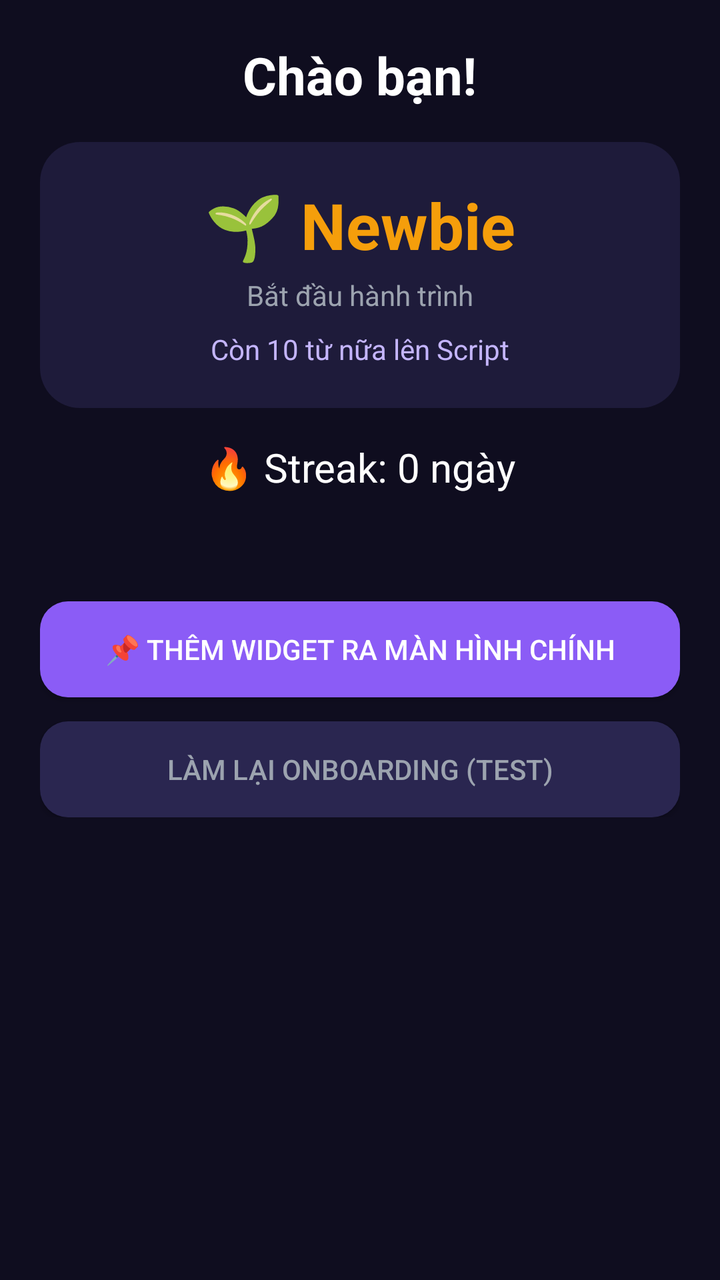
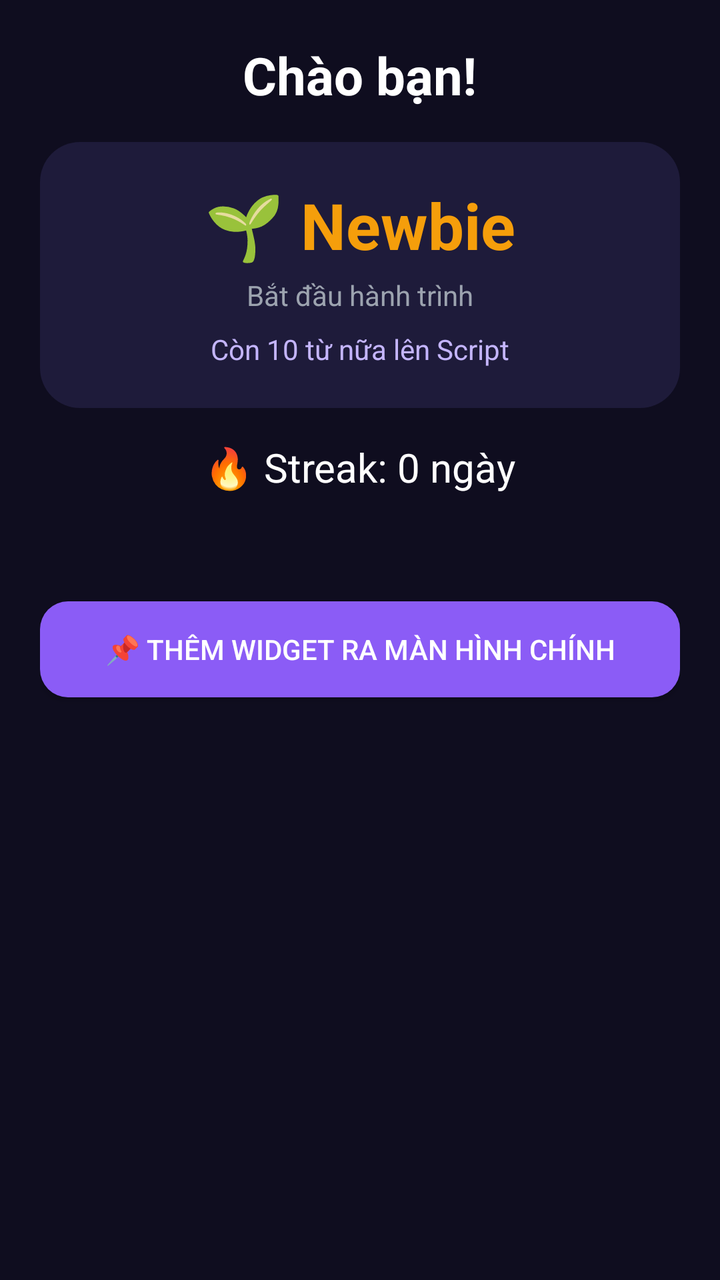

An Android layout rendered at two revisions. The XML below is the earlier revision; the diff shows what the commit changed to produce the second picture.
<!-- AndroidManifest.xml: application theme AppTheme -->
<!-- res/layout/fragment_profile.xml -->
<?xml version="1.0" encoding="utf-8"?>
<ScrollView xmlns:android="http://schemas.android.com/apk/res/android"
    android:layout_width="match_parent"
    android:layout_height="match_parent"
    android:background="@color/bg"
    android:padding="20dp">

    <LinearLayout
        android:layout_width="match_parent"
        android:layout_height="wrap_content"
        android:orientation="vertical"
        android:gravity="center_horizontal">

        <TextView
            android:id="@+id/tv_hello"
            android:layout_width="wrap_content" android:layout_height="wrap_content"
            android:text="Chào bạn!"
            android:textSize="26sp" android:textStyle="bold"
            android:textColor="@color/text" />

        <LinearLayout
            android:layout_width="match_parent"
            android:layout_height="wrap_content"
            android:orientation="vertical"
            android:background="@drawable/card_bg"
            android:padding="20dp"
            android:gravity="center"
            android:layout_marginTop="16dp">

            <TextView
                android:id="@+id/tv_badge"
                android:layout_width="wrap_content" android:layout_height="wrap_content"
                android:text="🌱 Newbie"
                android:textSize="32sp" android:textStyle="bold"
                android:textColor="@color/gold" />

            <TextView
                android:id="@+id/tv_badge_desc"
                android:layout_width="wrap_content" android:layout_height="wrap_content"
                android:text="Bắt đầu hành trình"
                android:textSize="14sp"
                android:textColor="@color/text_dim"
                android:layout_marginTop="4dp" />

            <TextView
                android:id="@+id/tv_next_goal"
                android:layout_width="wrap_content" android:layout_height="wrap_content"
                android:text="Còn 10 từ nữa lên Script"
                android:textSize="14sp"
                android:textColor="@color/accent_light"
                android:layout_marginTop="8dp" />
        </LinearLayout>

        <TextView
            android:id="@+id/tv_streak"
            android:layout_width="wrap_content" android:layout_height="wrap_content"
            android:text="🔥 Streak: 0 ngày"
            android:textSize="20sp"
            android:textColor="@color/text"
            android:layout_marginTop="16dp" />

        <TextView
            android:id="@+id/tv_stats"
            android:layout_width="wrap_content" android:layout_height="wrap_content"
            android:textSize="16sp"
            android:textColor="@color/text_dim"
            android:gravity="center"
            android:layout_marginTop="8dp" />

        <Button
            android:id="@+id/btn_pin_widget"
            android:layout_width="match_parent" android:layout_height="wrap_content"
            android:text="📌 Thêm widget ra màn hình chính"
            android:background="@drawable/btn_primary"
            android:textColor="#FFFFFF"
            android:layout_marginTop="24dp" />

        <Button
            android:id="@+id/btn_reset"
            android:layout_width="match_parent" android:layout_height="wrap_content"
            android:text="Làm lại onboarding (test)"
            android:background="@drawable/btn_ghost"
            android:textColor="@color/text_dim"
            android:layout_marginTop="12dp" />
    </LinearLayout>
</ScrollView>
<!-- resources referenced by this layout -->
<resources>
  <color name="accent_light">#C4B5FD</color>
  <color name="bg">#0F0D1F</color>
  <color name="gold">#F59E0B</color>
  <color name="text">#FFFFFF</color>
  <color name="text_dim">#9CA3AF</color>
  <!-- drawable btn_ghost (drawable) -->
  <?xml version="1.0" encoding="utf-8"?>
  <shape xmlns:android="http://schemas.android.com/apk/res/android"
      android:shape="rectangle">
      <solid android:color="#2A2650" />
      <corners android:radius="14dp" />
  </shape>
  <!-- drawable btn_primary (drawable) -->
  <?xml version="1.0" encoding="utf-8"?>
  <shape xmlns:android="http://schemas.android.com/apk/res/android"
      android:shape="rectangle">
      <solid android:color="@color/accent" />
      <corners android:radius="14dp" />
  </shape>
  <!-- drawable card_bg (drawable) -->
  <?xml version="1.0" encoding="utf-8"?>
  <shape xmlns:android="http://schemas.android.com/apk/res/android"
      android:shape="rectangle">
      <solid android:color="@color/card" />
      <corners android:radius="20dp" />
  </shape>
  <style name="AppTheme" parent="android:Theme.Material.NoActionBar">
          <item name="android:windowBackground">@color/bg</item>
          <item name="android:textColor">@color/text</item>
          <item name="android:editTextColor">@color/text</item>
      </style>
  <color name="accent">#8B5CF6</color>
  <color name="card">#1E1B3A</color>
</resources>

<!-- the commit's change to res/layout/fragment_profile.xml (unified diff, before → after) -->
@@ -73,14 +73,8 @@
             android:text="📌 Thêm widget ra màn hình chính"
             android:background="@drawable/btn_primary"
             android:textColor="#FFFFFF"
-            android:layout_marginTop="24dp" />
+            android:layout_marginTop="24dp"
+            android:layout_marginBottom="24dp" />
 
-        <Button
-            android:id="@+id/btn_reset"
-            android:layout_width="match_parent" android:layout_height="wrap_content"
-            android:text="Làm lại onboarding (test)"
-            android:background="@drawable/btn_ghost"
-            android:textColor="@color/text_dim"
-            android:layout_marginTop="12dp" />
     </LinearLayout>
 </ScrollView>
<!-- resource entries referenced after the edit -->
@@ -5,13 +5,6 @@
   <color name="gold">#F59E0B</color>
   <color name="text">#FFFFFF</color>
   <color name="text_dim">#9CA3AF</color>
-  <!-- drawable btn_ghost (drawable) -->
-  <?xml version="1.0" encoding="utf-8"?>
-  <shape xmlns:android="http://schemas.android.com/apk/res/android"
-      android:shape="rectangle">
-      <solid android:color="#2A2650" />
-      <corners android:radius="14dp" />
-  </shape>
   <!-- drawable btn_primary (drawable) -->
   <?xml version="1.0" encoding="utf-8"?>
   <shape xmlns:android="http://schemas.android.com/apk/res/android"
